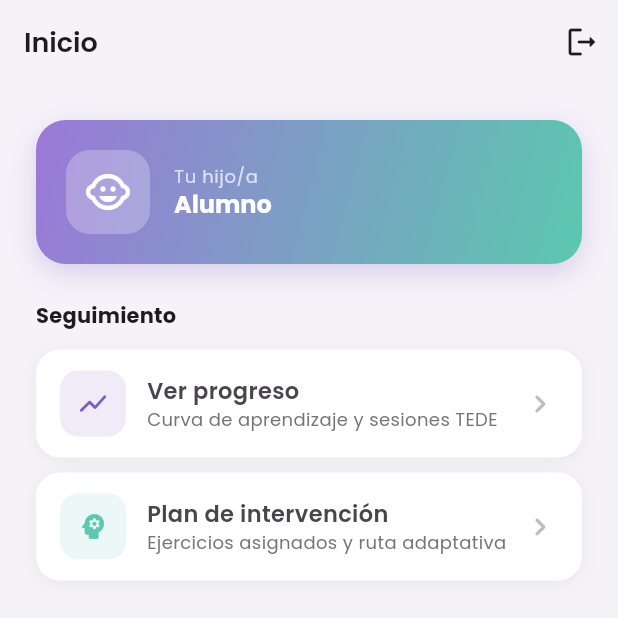
After one commit to MontseValenti16/cognifit_mobile, a Flutter app: the ParentHomeScreen screen opened by its route, on a phone screen of 412 x 824 dp, the top half of it. The commit adds this screen. Run offline on Flutter 3.47's test engine with Material 3 defaults, Android fonts, the phone set to English and light mode, and no system bars; our stand-ins replace connectivity_plus, dio, fl_chart, flutter_tts, go_router, google_fonts and 4 more; accounts and stored records are empty; network calls fail.

Commit message:
feat(auth): navegación por rol tras login y restauración de sesión
ADMIN/SPECIALIST/TEACHER → /dashboard (sin cambio).
STUDENT → /child/:id (ChildHomeScreen gamificada).
PARENT → /parent (ParentHomeScreen, vista del hijo en modo lectura).
AuthViewModel llama a GetLinkedStudentUseCase para STUDENT y PARENT antes
de emitir AuthStatus.success, evitando un segundo round-trip en pantalla.

```diff
--- a/lib/core/di/service_locator.dart
+++ b/lib/core/di/service_locator.dart
@@ -24,6 +24,7 @@ import '../../features/students/domain/usecases/update_student_usecase.dart';
 import '../../features/students/domain/usecases/delete_student_usecase.dart';
 import '../../features/students/domain/usecases/permanent_delete_student_usecase.dart';
 import '../../features/students/domain/usecases/activate_student_usecase.dart';
+import '../../features/students/domain/usecases/get_linked_student_usecase.dart';
 import '../../features/students/presentation/viewmodels/students_viewmodel.dart';
 
 // GROUPS
@@ -124,6 +125,7 @@ class ServiceLocator {
     getMe: GetMeUseCase(_authRepo),
     register: RegisterUseCase(_authRepo),
     tokenStorage: tokenStorage,
+    getLinkedStudent: GetLinkedStudentUseCase(_studentRepo),
   );
 
   StudentsViewModel get studentsViewModel => _students ??= StudentsViewModel(
--- a/lib/core/router/app_router.dart
+++ b/lib/core/router/app_router.dart
@@ -10,6 +10,7 @@ import '../../features/tracking/presentation/screens/alerts_screen.dart';
 import '../../features/tracking/presentation/screens/learning_curve_screen.dart';
 import '../../features/child/presentation/screens/child_home_screen.dart';
 import '../../features/specialist/presentation/screens/specialist_review_screen.dart';
+import '../../features/parent/presentation/screens/parent_home_screen.dart';
 
 class AppRouter {
   static const String splash             = '/';
@@ -20,6 +21,7 @@ class AppRouter {
   static const String alerts             = '/alerts';
   static const String progress           = '/student/:id/progress';
   static const String specialistReview   = '/specialist/review';
+  static const String parentHome         = '/parent';
 
   static final GoRouter router = GoRouter(
     initialLocation: splash,
@@ -75,6 +77,18 @@ class AppRouter {
         builder: (c, s) => const SpecialistReviewScreen(),
       ),
 
+      // Vista de padre: perfil de su hijo en modo lectura
+      GoRoute(
+        path: parentHome,
+        builder: (c, s) {
+          final extra = s.extra as Map<String, dynamic>?;
+          return ParentHomeScreen(
+            studentId: extra?['studentId'] ?? '',
+            studentName: extra?['name'] ?? 'Alumno',
+          );
+        },
+      ),
+
       // Modo niño — pantalla gamificada entregada al alumno por el docente
       GoRoute(
         path: '/child/:studentId',
--- a/lib/features/auth/presentation/viewmodels/auth_viewmodel.dart
+++ b/lib/features/auth/presentation/viewmodels/auth_viewmodel.dart
@@ -6,6 +6,7 @@ import '../../domain/usecases/login_usecase.dart';
 import '../../domain/usecases/logout_usecase.dart';
 import '../../domain/usecases/get_me_usecase.dart';
 import '../../domain/usecases/register_usecase.dart';
+import '../../../students/domain/usecases/get_linked_student_usecase.dart';
 
 enum AuthStatus { idle, loading, success, error }
 
@@ -15,6 +16,7 @@ class AuthViewModel extends ChangeNotifier {
   final GetMeUseCase _getMe;
   final RegisterUseCase _register;
   final TokenStorage _tokenStorage;
+  final GetLinkedStudentUseCase _getLinkedStudent;
 
   AuthViewModel({
     required LoginUseCase login,
@@ -22,13 +24,17 @@ class AuthViewModel extends ChangeNotifier {
     required GetMeUseCase getMe,
     required RegisterUseCase register,
     required TokenStorage tokenStorage,
-  })  : _login = login, _logout = logout, _getMe = getMe, _register = register, _tokenStorage = tokenStorage;
+    required GetLinkedStudentUseCase getLinkedStudent,
+  })  : _login = login, _logout = logout, _getMe = getMe, _register = register,
+        _tokenStorage = tokenStorage, _getLinkedStudent = getLinkedStudent;
 
   AuthStatus _status = AuthStatus.idle;
   String? _errorMessage;
   String? _errorField;
   bool _obscurePassword = true;
   UserEntity? currentUser;
+  String? linkedStudentId;
+  String? linkedStudentName;
 
   String name = '';
   String email = '';
@@ -45,12 +51,24 @@ class AuthViewModel extends ChangeNotifier {
   void setEmail(String v) => email = v;
   void setPassword(String v) => password = v;
 
+  Future<void> _fetchLinkedStudent() async {
+    linkedStudentId = null;
+    linkedStudentName = null;
+    final result = await _getLinkedStudent();
+    linkedStudentId = result?.id;
+    linkedStudentName = result?.fullName;
+  }
+
   Future<void> login() async {
     if (email.isEmpty || password.isEmpty) { _setError('Por favor completa todos los campos.'); return; }
     _setLoading();
     try {
       await _login(email, password, deviceInfo: 'Flutter App');
       currentUser = await _getMe();
+      final role = currentUser?.role;
+      if (role == UserRole.student || role == UserRole.parent) {
+        await _fetchLinkedStudent();
+      }
       _status = AuthStatus.success;
       notifyListeners();
     } on ApiException catch (e) {
@@ -79,6 +97,10 @@ class AuthViewModel extends ChangeNotifier {
     if (!await _tokenStorage.hasSession) return false;
     try {
       currentUser = await _getMe();
+      final role = currentUser?.role;
+      if (role == UserRole.student || role == UserRole.parent) {
+        await _fetchLinkedStudent();
+      }
       return true;
     } catch (_) {
       await _tokenStorage.clear();
@@ -89,6 +111,8 @@ class AuthViewModel extends ChangeNotifier {
   Future<void> logout() async {
     await _logout();
     currentUser = null;
+    linkedStudentId = null;
+    linkedStudentName = null;
     reset();
   }
 
--- /dev/null
+++ b/lib/features/parent/presentation/screens/parent_home_screen.dart
@@ -0,0 +1,176 @@
+import 'package:flutter/material.dart';
+import 'package:go_router/go_router.dart';
+import '../../../../core/di/service_locator.dart';
+import '../../../../core/theme/app_theme.dart';
+
+class ParentHomeScreen extends StatelessWidget {
+  final String studentId;
+  final String studentName;
+
+  const ParentHomeScreen({
+    super.key,
+    required this.studentId,
+    required this.studentName,
+  });
+
+  @override
+  Widget build(BuildContext context) {
+    final theme = Theme.of(context);
+    return Scaffold(
+      backgroundColor: AppTheme.surface,
+      appBar: AppBar(
+        title: const Text('Inicio'),
+        actions: [
+          IconButton(
+            icon: const Icon(Icons.logout_rounded),
+            tooltip: 'Cerrar sesión',
+            onPressed: () async {
+              await ServiceLocator.instance.authViewModel.logout();
+              if (context.mounted) context.go('/');
+            },
+          ),
+        ],
+      ),
+      body: SafeArea(
+        child: Padding(
+          padding: const EdgeInsets.all(24),
+          child: Column(
+            crossAxisAlignment: CrossAxisAlignment.start,
+            children: [
+              _ChildCard(studentName: studentName),
+              const SizedBox(height: 24),
+              Text('Seguimiento', style: theme.textTheme.titleMedium?.copyWith(fontWeight: FontWeight.w700)),
+              const SizedBox(height: 12),
+              _ActionTile(
+                icon: Icons.show_chart_rounded,
+                color: AppTheme.primary,
+                title: 'Ver progreso',
+                subtitle: 'Curva de aprendizaje y sesiones TEDE',
+                onTap: () => context.push(
+                  '/student/$studentId/progress',
+                  extra: {'name': studentName},
+                ),
+              ),
+              const SizedBox(height: 10),
+              _ActionTile(
+                icon: Icons.psychology_rounded,
+                color: AppTheme.tertiary,
+                title: 'Plan de intervención',
+                subtitle: 'Ejercicios asignados y ruta adaptativa',
+                onTap: () => context.push(
+                  '/student/$studentId',
+                  extra: {'name': studentName},
+                ),
+              ),
+            ],
+          ),
+        ),
+      ),
+    );
+  }
+}
+
+class _ChildCard extends StatelessWidget {
+  final String studentName;
+  const _ChildCard({required this.studentName});
+
+  @override
+  Widget build(BuildContext context) {
+    return Container(
+      width: double.infinity,
+      padding: const EdgeInsets.all(20),
+      decoration: BoxDecoration(
+        gradient: const LinearGradient(
+          begin: Alignment.topLeft,
+          end: Alignment.bottomRight,
+          colors: [Color(0xFF9B78D8), Color(0xFF5BC8AF)],
+        ),
+        borderRadius: BorderRadius.circular(20),
+        boxShadow: [
+          BoxShadow(
+            color: AppTheme.primary.withValues(alpha: 0.25),
+            blurRadius: 16,
+            offset: const Offset(0, 6),
+          ),
+        ],
+      ),
+      child: Row(
+        children: [
+          Container(
+            width: 56, height: 56,
+            decoration: BoxDecoration(
+              color: Colors.white.withValues(alpha: 0.25),
+              borderRadius: BorderRadius.circular(16),
+            ),
+            child: const Icon(Icons.child_care_rounded, color: Colors.white, size: 32),
+          ),
+          const SizedBox(width: 16),
+          Expanded(
+            child: Column(
+              crossAxisAlignment: CrossAxisAlignment.start,
+              children: [
+                Text('Tu hijo/a', style: Theme.of(context).textTheme.bodySmall?.copyWith(color: Colors.white70)),
+                Text(studentName, style: Theme.of(context).textTheme.titleLarge?.copyWith(
+                  color: Colors.white, fontWeight: FontWeight.w700)),
+              ],
+            ),
+          ),
+        ],
+      ),
+    );
+  }
+}
+
+class _ActionTile extends StatelessWidget {
+  final IconData icon;
+  final Color color;
+  final String title;
+  final String subtitle;
+  final VoidCallback onTap;
+
+  const _ActionTile({
+    required this.icon,
+    required this.color,
+    required this.title,
+    required this.subtitle,
+    required this.onTap,
+  });
+
+  @override
+  Widget build(BuildContext context) {
+    return InkWell(
+      onTap: onTap,
+      borderRadius: BorderRadius.circular(16),
+      child: Container(
+        padding: const EdgeInsets.symmetric(horizontal: 16, vertical: 14),
+        decoration: BoxDecoration(
+          color: Colors.white,
+          borderRadius: BorderRadius.circular(16),
+          boxShadow: [
+            BoxShadow(color: Colors.black.withValues(alpha: 0.05), blurRadius: 8, offset: const Offset(0, 2)),
+          ],
+        ),
+        child: Row(
+          children: [
+            Container(
+              width: 44, height: 44,
+              decoration: BoxDecoration(color: color.withValues(alpha: 0.12), borderRadius: BorderRadius.circular(12)),
+              child: Icon(icon, color: color, size: 22),
+            ),
+            const SizedBox(width: 14),
+            Expanded(
+              child: Column(
+                crossAxisAlignment: CrossAxisAlignment.start,
+                children: [
+                  Text(title, style: const TextStyle(fontWeight: FontWeight.w600, fontSize: 15)),
+                  Text(subtitle, style: TextStyle(fontSize: 12, color: Colors.grey[600])),
+                ],
+              ),
+            ),
+            Icon(Icons.chevron_right_rounded, color: Colors.grey[400]),
+          ],
+        ),
+      ),
+    );
+  }
+}
--- a/lib/features/students/data/repositories/student_repository_impl.dart
+++ b/lib/features/students/data/repositories/student_repository_impl.dart
@@ -20,4 +20,6 @@ class StudentRepositoryImpl implements StudentRepository {
   Future<void> permanentDeleteStudent(String id) => remote.permanentDeleteStudent(id);
   @override
   Future<StudentEntity> activateStudent(String id) => remote.activateStudent(id);
+  @override
+  Future<LinkedStudentResult?> getLinkedStudent() => remote.getLinkedStudent();
 }
--- a/lib/features/students/domain/entities/student_entity.dart
+++ b/lib/features/students/domain/entities/student_entity.dart
@@ -31,6 +31,12 @@ class StudentEntity {
   }
 }
 
+class LinkedStudentResult {
+  final String id;
+  final String fullName;
+  const LinkedStudentResult({required this.id, required this.fullName});
+}
+
 class CreateStudentParams {
   final String groupId;
   final String fullName;
--- a/lib/features/students/domain/repositories/student_repository.dart
+++ b/lib/features/students/domain/repositories/student_repository.dart
@@ -13,4 +13,5 @@ abstract class StudentRepository {
   Future<void> deleteStudent(String id);
   Future<void> permanentDeleteStudent(String id);
   Future<StudentEntity> activateStudent(String id);
+  Future<LinkedStudentResult?> getLinkedStudent();
 }
--- /dev/null
+++ b/lib/features/students/domain/usecases/get_linked_student_usecase.dart
@@ -0,0 +1,8 @@
+import '../entities/student_entity.dart';
+import '../repositories/student_repository.dart';
+
+class GetLinkedStudentUseCase {
+  final StudentRepository repository;
+  const GetLinkedStudentUseCase(this.repository);
+  Future<LinkedStudentResult?> call() => repository.getLinkedStudent();
+}
```
Also changed, not shown: lib/features/auth/presentation/screens/login_screen.dart (+17 -2 lines), lib/features/splash/presentation/screens/splash_screen.dart (+18 -2 lines), lib/features/students/data/datasources/student_remote_datasource.dart (+11 -0 lines), lib/features/students/data/models/student_model.dart (+7 -0 lines).
